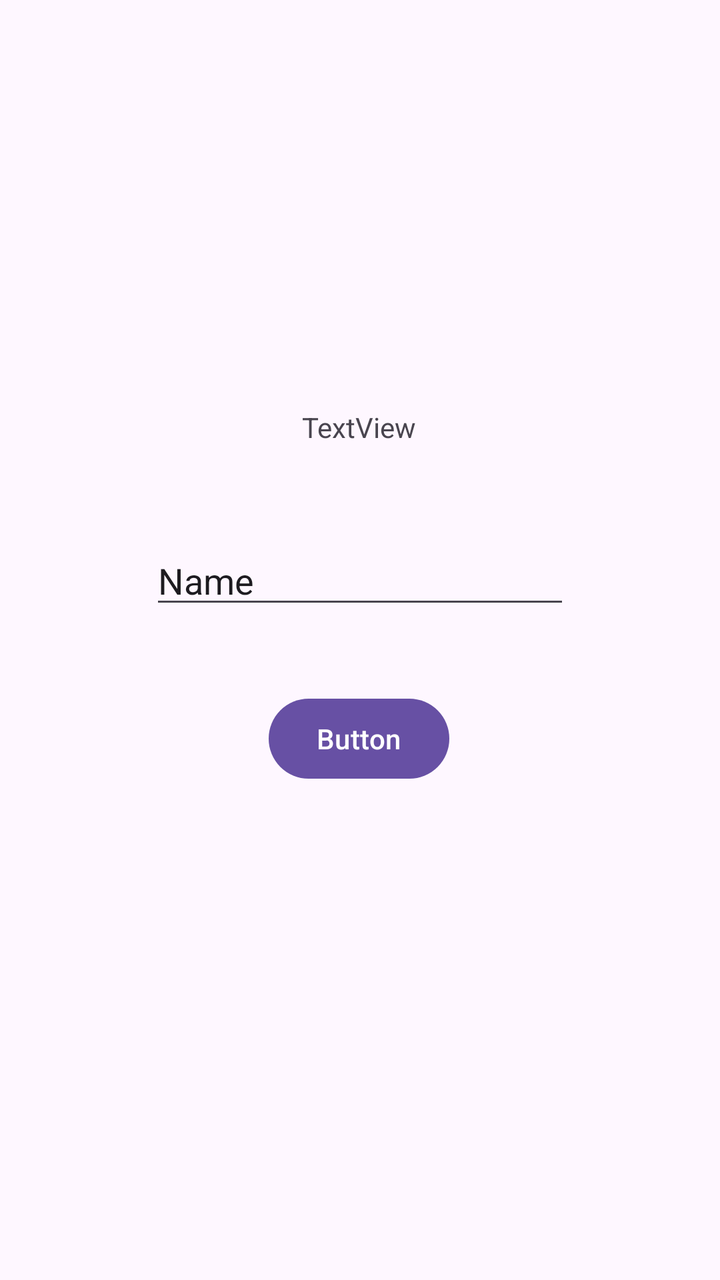
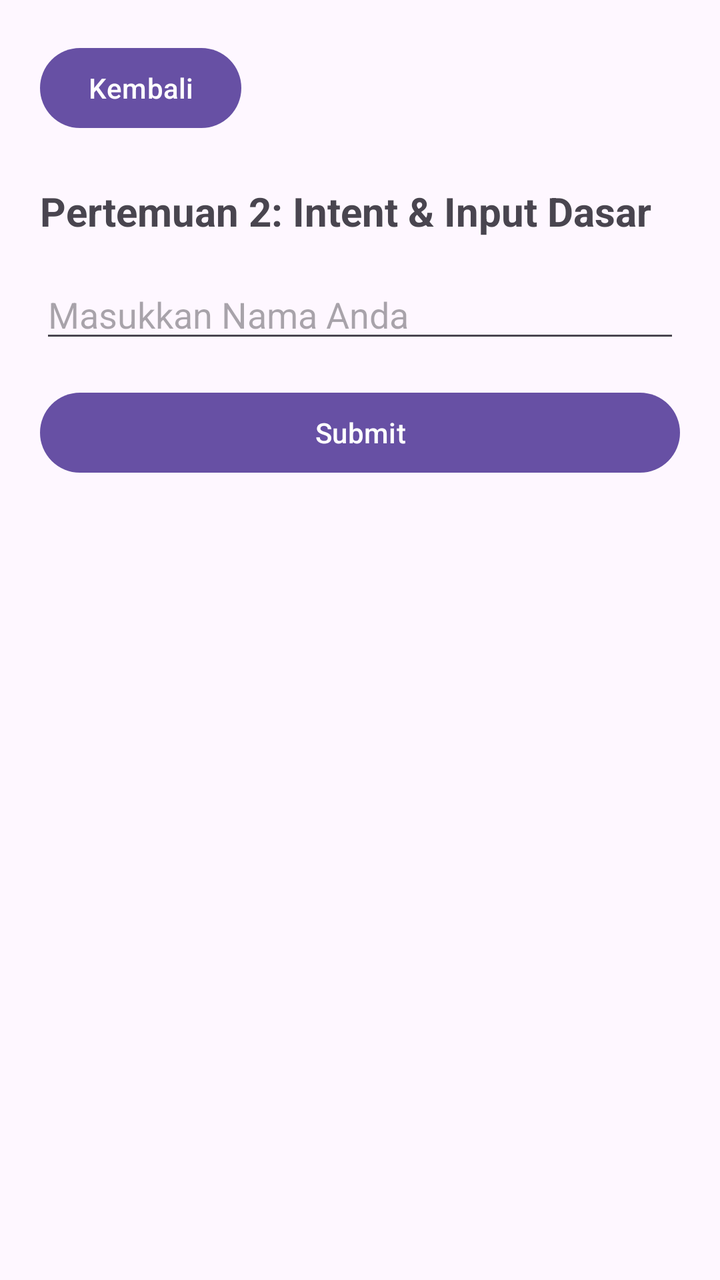

Before-and-after screenshots of an Android layout around one commit, followed by the original layout XML and the change that was made.
<!-- AndroidManifest.xml: application theme Theme.TIF_Wulandari -->
<!-- res/layout/activity_second.xml -->
<?xml version="1.0" encoding="utf-8"?>
<androidx.constraintlayout.widget.ConstraintLayout xmlns:android="http://schemas.android.com/apk/res/android"
    xmlns:app="http://schemas.android.com/apk/res-auto"
    xmlns:tools="http://schemas.android.com/tools"
    android:id="@+id/main"
    android:layout_width="match_parent"
    android:layout_height="match_parent"
    tools:context=".home.Pertemuan_2.SecondActivity">

    <TextView
        android:id="@+id/textNama"
        android:layout_width="wrap_content"
        android:layout_height="wrap_content"
        android:layout_marginTop="204dp"
        android:text="TextView"
        app:layout_constraintEnd_toEndOf="parent"
        app:layout_constraintHorizontal_bias="0.498"
        app:layout_constraintStart_toStartOf="parent"
        app:layout_constraintTop_toTopOf="parent" />

    <EditText
        android:id="@+id/inputNama"
        android:layout_width="wrap_content"
        android:layout_height="wrap_content"
        android:layout_marginTop="45dp"
        android:ems="10"
        android:inputType="text"
        android:text="Name"
        app:layout_constraintEnd_toEndOf="parent"
        app:layout_constraintStart_toStartOf="parent"
        app:layout_constraintTop_toBottomOf="@+id/textNama" />

    <Button
        android:id="@+id/btnSubmit"
        android:layout_width="wrap_content"
        android:layout_height="wrap_content"
        android:layout_marginTop="36dp"
        android:text="Button"
        app:layout_constraintEnd_toEndOf="parent"
        app:layout_constraintHorizontal_bias="0.498"
        app:layout_constraintStart_toStartOf="parent"
        app:layout_constraintTop_toBottomOf="@+id/inputNama" />
</androidx.constraintlayout.widget.ConstraintLayout>
<!-- resources referenced by this layout -->
<resources>
  <style name="Theme.TIF_Wulandari" parent="Base.Theme.TIF_Wulandari" />
  <style name="Base.Theme.TIF_Wulandari" parent="Theme.Material3.DayNight.NoActionBar">
          
          
      </style>
</resources>

<!-- the commit's change to res/layout/activity_second.xml (unified diff, before → after) -->
@@ -1,43 +1,49 @@
 <?xml version="1.0" encoding="utf-8"?>
 <androidx.constraintlayout.widget.ConstraintLayout xmlns:android="http://schemas.android.com/apk/res/android"
     xmlns:app="http://schemas.android.com/apk/res-auto"
-    xmlns:tools="http://schemas.android.com/tools"
     android:id="@+id/main"
     android:layout_width="match_parent"
     android:layout_height="match_parent"
-    tools:context=".home.Pertemuan_2.SecondActivity">
+    android:padding="20dp">
 
-    <TextView
-        android:id="@+id/textNama"
+    <Button
+        android:id="@+id/btnBack"
         android:layout_width="wrap_content"
         android:layout_height="wrap_content"
-        android:layout_marginTop="204dp"
-        android:text="TextView"
-        app:layout_constraintEnd_toEndOf="parent"
-        app:layout_constraintHorizontal_bias="0.498"
+        android:text="Kembali"
         app:layout_constraintStart_toStartOf="parent"
         app:layout_constraintTop_toTopOf="parent" />
 
+    <TextView
+        android:id="@+id/tvJudulP2"
+        android:layout_width="wrap_content"
+        android:layout_height="wrap_content"
+        android:layout_marginTop="24dp"
+        android:text="Pertemuan 2: Intent &amp; Input Dasar"
+        android:textSize="20sp"
+        android:textStyle="bold"
+        app:layout_constraintStart_toStartOf="parent"
+        app:layout_constraintTop_toBottomOf="@id/btnBack" />
+
     <EditText
         android:id="@+id/inputNama"
-        android:layout_width="wrap_content"
+        android:layout_width="0dp"
         android:layout_height="wrap_content"
-        android:layout_marginTop="45dp"
-        android:ems="10"
-        android:inputType="text"
-        android:text="Name"
+        android:layout_marginTop="16dp"
+        android:hint="Masukkan Nama Anda"
+        android:inputType="textPersonName"
         app:layout_constraintEnd_toEndOf="parent"
         app:layout_constraintStart_toStartOf="parent"
-        app:layout_constraintTop_toBottomOf="@+id/textNama" />
+        app:layout_constraintTop_toBottomOf="@id/tvJudulP2" />
 
     <Button
         android:id="@+id/btnSubmit"
-        android:layout_width="wrap_content"
+        android:layout_width="0dp"
         android:layout_height="wrap_content"
-        android:layout_marginTop="36dp"
-        android:text="Button"
+        android:layout_marginTop="16dp"
+        android:text="Submit"
         app:layout_constraintEnd_toEndOf="parent"
-        app:layout_constraintHorizontal_bias="0.498"
         app:layout_constraintStart_toStartOf="parent"
-        app:layout_constraintTop_toBottomOf="@+id/inputNama" />
+        app:layout_constraintTop_toBottomOf="@id/inputNama" />
+
 </androidx.constraintlayout.widget.ConstraintLayout>
